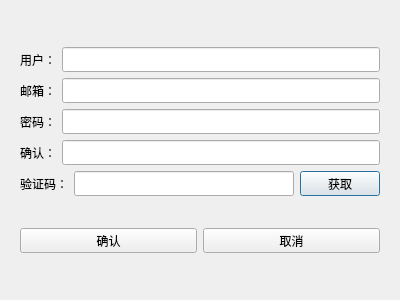
0WAQ/fschat, file client/RegisterDialog.ui: the form before one commit.
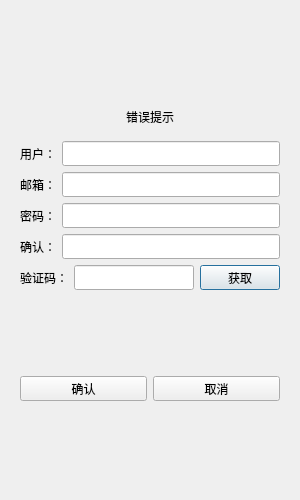
The form after the commit.

```diff
--- a/client/RegisterDialog.ui
+++ b/client/RegisterDialog.ui
@@ -6,10 +6,22 @@
    <rect>
     <x>0</x>
     <y>0</y>
-    <width>400</width>
-    <height>300</height>
+    <width>300</width>
+    <height>500</height>
    </rect>
   </property>
+  <property name="minimumSize">
+   <size>
+    <width>300</width>
+    <height>500</height>
+   </size>
+  </property>
+  <property name="maximumSize">
+   <size>
+    <width>300</width>
+    <height>500</height>
+   </size>
+  </property>
   <property name="windowTitle">
    <string>Dialog</string>
   </property>
@@ -33,6 +45,22 @@
            </property>
           </spacer>
          </item>
+         <item>
+          <widget class="QWidget" name="widget" native="true">
+           <layout class="QVBoxLayout" name="verticalLayout_4">
+            <item>
+             <widget class="QLabel" name="error_tip_label">
+              <property name="text">
+               <string>错误提示</string>
+              </property>
+              <property name="alignment">
+               <set>Qt::AlignmentFlag::AlignCenter</set>
+              </property>
+             </widget>
+            </item>
+           </layout>
+          </widget>
+         </item>
          <item>
           <layout class="QHBoxLayout" name="horizontalLayout">
            <item>
```
